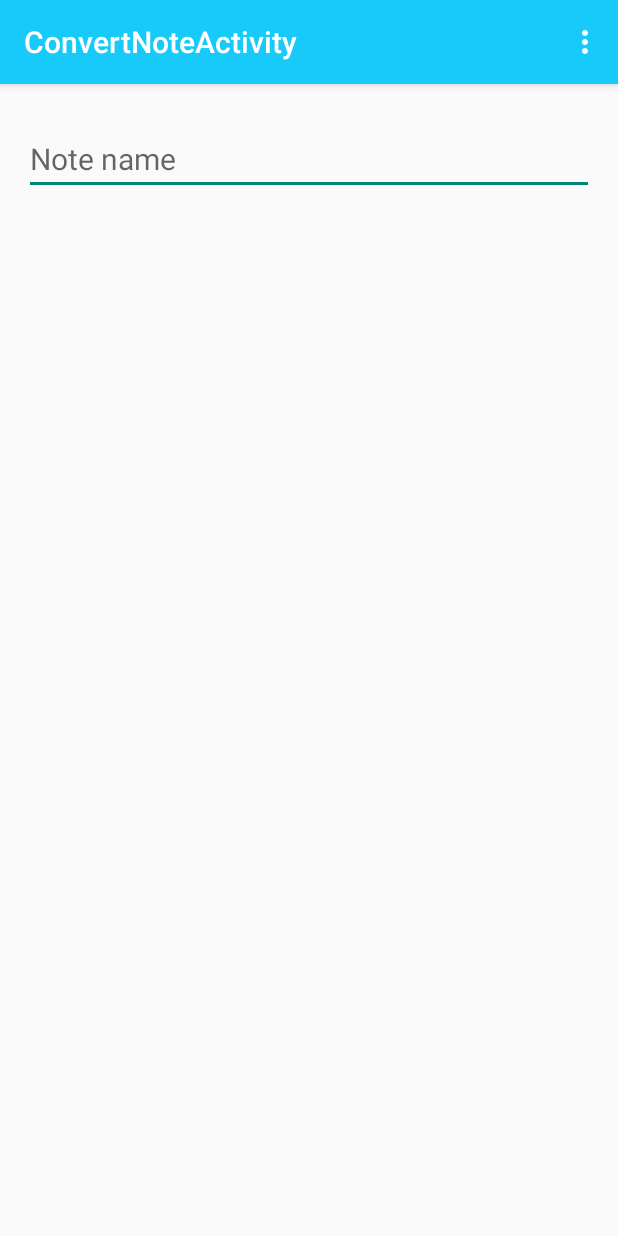
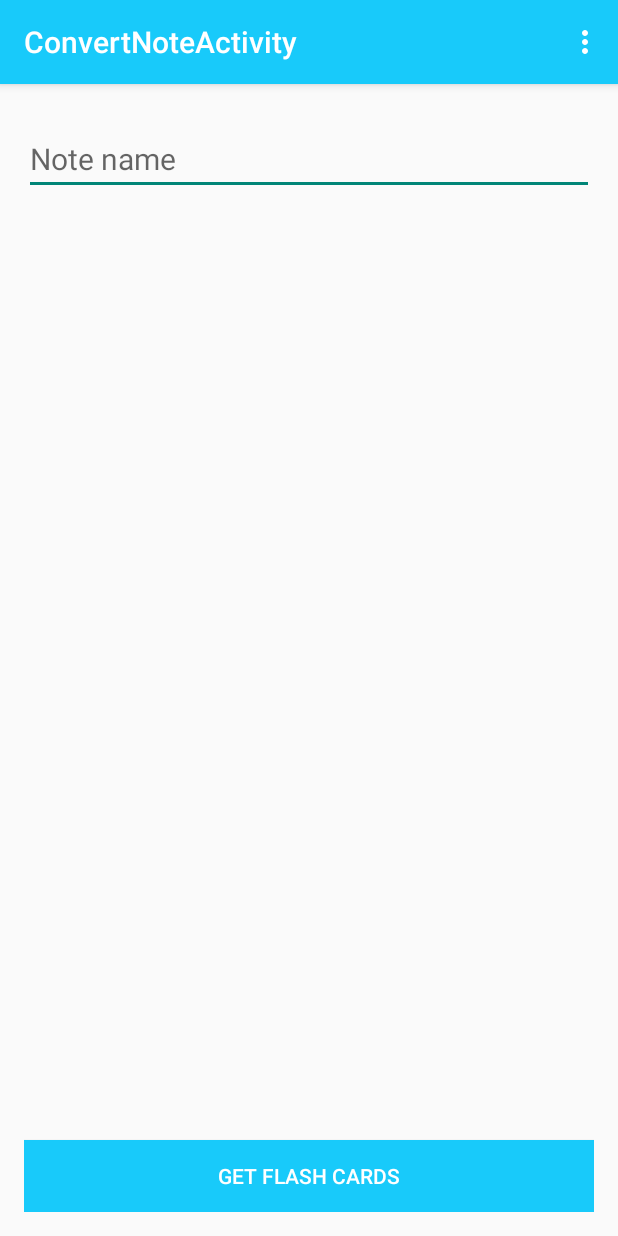
Before and after one commit to apache78/Flash-Study, an Android app: the ConvertNoteActivity screen opened directly, with no data from a screen before it, on a phone screen of 412 x 824 dp. Run offline under Robolectric (Android 15) with nearby library versions, the light colour scheme and no system bars; 8 statements that could not run were skipped.

```diff
--- a/app/src/main/AndroidManifest.xml
+++ b/app/src/main/AndroidManifest.xml
@@ -4,6 +4,7 @@
 
     <uses-permission android:name="android.permission.INTERNET" />
     <uses-permission android:name="android.permission.ACCESS_NETWORK_STATE" />
+    <uses-permission android:name="android.permission.WRITE_EXTERNAL_STORAGE" />
 
     <application
         android:name=".FlashCardApp"
--- a/app/src/main/res/layout/activity_convert_note.xml
+++ b/app/src/main/res/layout/activity_convert_note.xml
@@ -1,4 +1,4 @@
-<LinearLayout xmlns:android="http://schemas.android.com/apk/res/android"
+<RelativeLayout xmlns:android="http://schemas.android.com/apk/res/android"
     xmlns:tools="http://schemas.android.com/tools" android:layout_width="match_parent"
     android:layout_height="match_parent" android:paddingLeft="@dimen/activity_horizontal_margin"
     android:orientation="vertical"
@@ -16,12 +16,27 @@
         android:hint="Note name"
         />
 
+
+
+    <Button
+        android:layout_width="match_parent"
+        android:layout_height="wrap_content"
+        android:text="Get flash cards"
+        android:id="@+id/getFlashCards"
+        android:textColor="#FFFFFF"
+        android:background="@color/main_app_color"
+        android:layout_alignParentBottom="true"
+        android:layout_centerHorizontal="true" />
+
     <TextView
-        android:layout_width="wrap_content"
+        android:layout_width="match_parent"
         android:layout_height="wrap_content"
         android:textAppearance="?android:attr/textAppearanceSmall"
         android:paddingTop="20dp"
-        android:id="@+id/noteContentBody" />
+        android:id="@+id/noteContentBody"
+        android:layout_below="@+id/noteName"
+        android:layout_centerHorizontal="true"
+        android:layout_above="@+id/getFlashCards" />
 
 
-</LinearLayout>
+</RelativeLayout>
```
Also changed, not shown: app/src/main/java/edu/washington/apache78/FlashStudy/activities/ConvertNoteActivity.java (+82 -6 lines).
